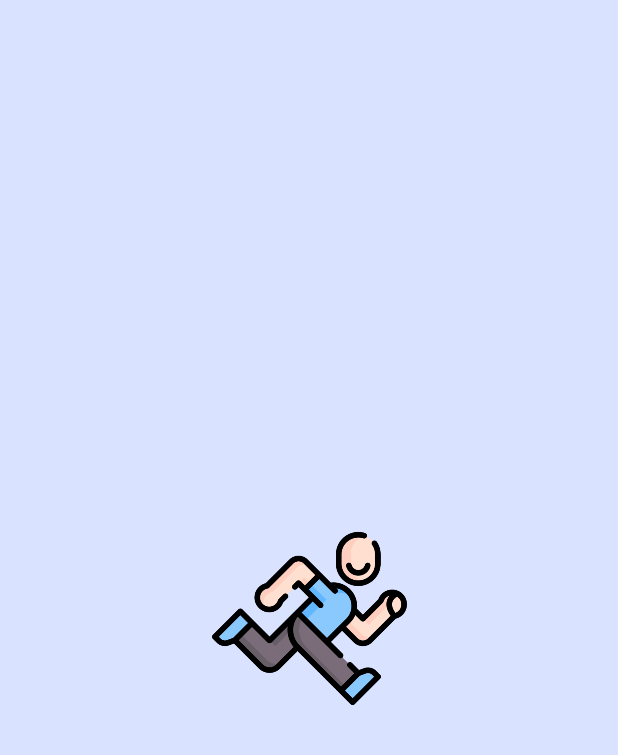
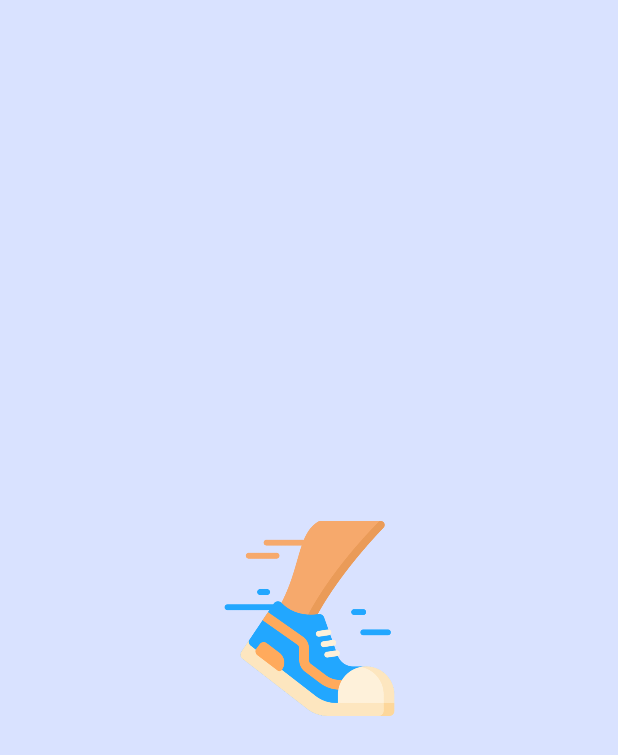
Before and after one commit to OhJunYoung21/Running_App, an Android app: the SplashActivity screen opened directly, with no data from a screen before it, on a phone screen of 412 x 824 dp. Shown: the top 755 px of the screen. Run offline under Robolectric (Android 15) with nearby library versions, the phone set to English and light mode, and no system bars.

Commit message:
splash commit

```diff
--- a/app/src/main/AndroidManifest.xml
+++ b/app/src/main/AndroidManifest.xml
@@ -1,6 +1,9 @@
 <?xml version="1.0" encoding="utf-8"?>
 <manifest xmlns:android="http://schemas.android.com/apk/res/android"
+    xmlns:dist="http://schemas.android.com/apk/distribution"
     xmlns:tools="http://schemas.android.com/tools">
+
+    <dist:module dist:instant="true" />
 
     <application
         android:allowBackup="true"
@@ -13,7 +16,7 @@
         android:theme="@style/Theme.Running_Beta"
         tools:targetApi="31">
         <activity
-            android:name=".Splash_Activity"
+            android:name=".SplashActivity"
             android:exported="false" />
         <activity
             android:name=".MainActivity"
--- a/app/src/main/res/layout/activity_splash.xml
+++ b/app/src/main/res/layout/activity_splash.xml
@@ -4,17 +4,19 @@
     xmlns:tools="http://schemas.android.com/tools"
     android:layout_width="match_parent"
     android:layout_height="match_parent"
-    android:background="@color/material_dynamic_primary90"
-    tools:context=".Splash_Activity">
-
+    tools:context=".SplashActivity"
+    android:background="@color/material_dynamic_primary90">
 
     <ImageView
-        android:layout_width="130dp"
-        android:layout_height="130dp"
-        android:src="@drawable/running"
         app:layout_constraintBottom_toBottomOf="parent"
         app:layout_constraintLeft_toLeftOf="parent"
         app:layout_constraintRight_toRightOf="parent"
-        app:layout_constraintTop_toTopOf="parent" />
+        app:layout_constraintTop_toTopOf="parent"
+        tools:ignore="true"
+        android:src = "@drawable/run"
+        android:layout_width="130dp"
+        android:layout_height="130dp"
+        />
+
 
 </androidx.constraintlayout.widget.ConstraintLayout>
--- a/app/src/main/res/values/colors.xml
+++ b/app/src/main/res/values/colors.xml
@@ -1,5 +1,2 @@
 <?xml version="1.0" encoding="utf-8"?>
-<resources>
-    <color name="black">#FF000000</color>
-    <color name="white">#FFFFFFFF</color>
-</resources>
+<resources></resources>
```
Also changed, not shown: app/src/main/java/com/test/running_beta/SplashActivity.kt (renamed from app/src/main/java/com/test/running_beta/Splash_Activity.kt, +1 -1 lines), app/src/main/res/layout/activity_main.xml (+4 -11 lines), app/src/main/res/drawable/run.png (added), app/src/main/res/drawable/running.png (deleted).
